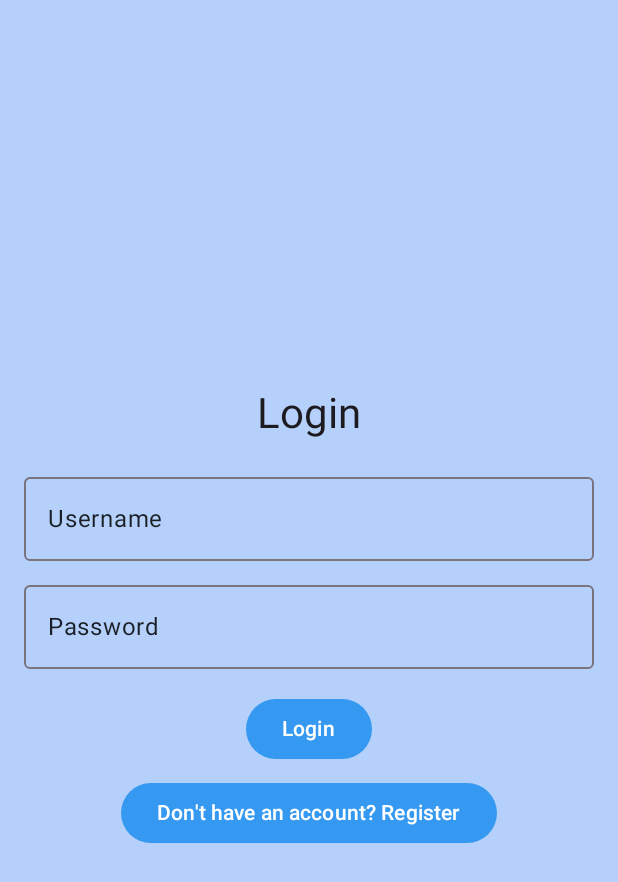
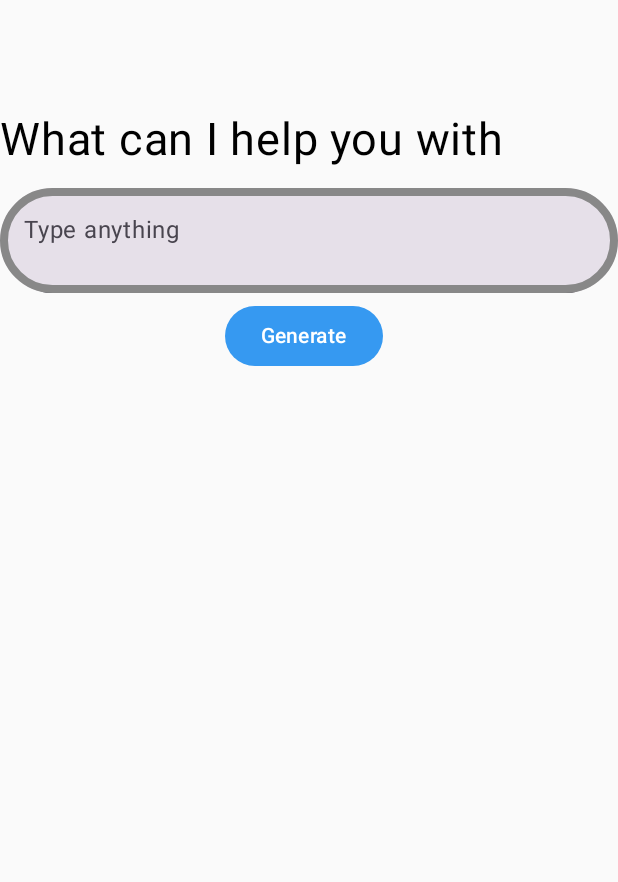
Before and after one commit to EricSTOIAN/App-Development-Sportex-Project, an Android app built with Jetpack Compose: the screen it shows after launch (MainActivity), on a phone screen of 412 x 824 dp. Shown: the top 882 px of the screen. Run offline under Robolectric (Android 15) with nearby library versions, the phone set to English and light mode, and no system bars; libraries missing offline, so code that uses them is left out: com.google.ai.client, com.google.firebase.vertexai.

Commit message:
Main menu temporarily rendering AIchatbox.

```diff
--- a/app/src/main/java/com/example/sportsappteamlongfoot/ui/AIChatScreen.kt
+++ b/app/src/main/java/com/example/sportsappteamlongfoot/ui/AIChatScreen.kt
@@ -96,12 +96,17 @@ fun AIChatBox(modifier: Modifier = Modifier){
             )
         }
 
+
+        Box(
+            modifier = Modifier.background(Color.Black)
+        ){
             Text(
                 modifier = Modifier.padding(top = 260.dp),
                 text = aiResponseInUI,
                 fontSize = 30.sp,
                 lineHeight = 35.sp
             )
+        }
     }
 }
 
--- a/app/src/main/java/com/example/sportsappteamlongfoot/ui/MainActivity.kt
+++ b/app/src/main/java/com/example/sportsappteamlongfoot/ui/MainActivity.kt
@@ -7,6 +7,7 @@ import androidx.activity.compose.setContent
 import androidx.activity.enableEdgeToEdge
 import androidx.compose.foundation.layout.Box
 import androidx.compose.foundation.layout.fillMaxSize
+import androidx.compose.foundation.layout.fillMaxWidth
 import androidx.compose.foundation.layout.padding
 import androidx.compose.foundation.rememberScrollState
 import androidx.compose.foundation.verticalScroll
@@ -48,28 +49,31 @@ class MainActivity : ComponentActivity() {
         enableEdgeToEdge()
         setContent {
             SportsAppTeamLongFootTheme {
+
+
+                AIChatBox(Modifier.fillMaxWidth())
                 //val navController = rememberNavController()
-                val context = LocalContext.current
-                val viewModel = remember { MyViewModelSimpleSaved(context) }
-                var isLoginScreen by remember { mutableStateOf(true) }
-                Scaffold(modifier = Modifier.fillMaxSize()) { innerPadding ->
-                    if (isLoginScreen) {
-                        LoginScreen(
-                            onNavigateToRegister = { isLoginScreen = false },
-                            onNavigateToMenu = {
-                                //change screen to main screen
-                            },
-                            modifier = Modifier.padding(innerPadding),
-                            viewModel = viewModel
-                        )
-                    } else {
-                        RegisterScreen(
-                            onNavigateToLogin = { isLoginScreen = true },
-                            modifier = Modifier.padding(innerPadding),
-                            viewModel = viewModel
-                        )
-                    }
-                }
+//                val context = LocalContext.current
+//                val viewModel = remember { MyViewModelSimpleSaved(context) }
+//                var isLoginScreen by remember { mutableStateOf(true) }
+//                Scaffold(modifier = Modifier.fillMaxSize()) { innerPadding ->
+//                    if (isLoginScreen) {
+//                        LoginScreen(
+//                            onNavigateToRegister = { isLoginScreen = false },
+//                            onNavigateToMenu = {
+//                                //change screen to main screen
+//                            },
+//                            modifier = Modifier.padding(innerPadding),
+//                            viewModel = viewModel
+//                        )
+//                    } else {
+//                        RegisterScreen(
+//                            onNavigateToLogin = { isLoginScreen = true },
+//                            modifier = Modifier.padding(innerPadding),
+//                            viewModel = viewModel
+//                        )
+//                    }
+//                }
             }
         }
     }
```
Lines whose indentation alone changed are shown as unchanged.
